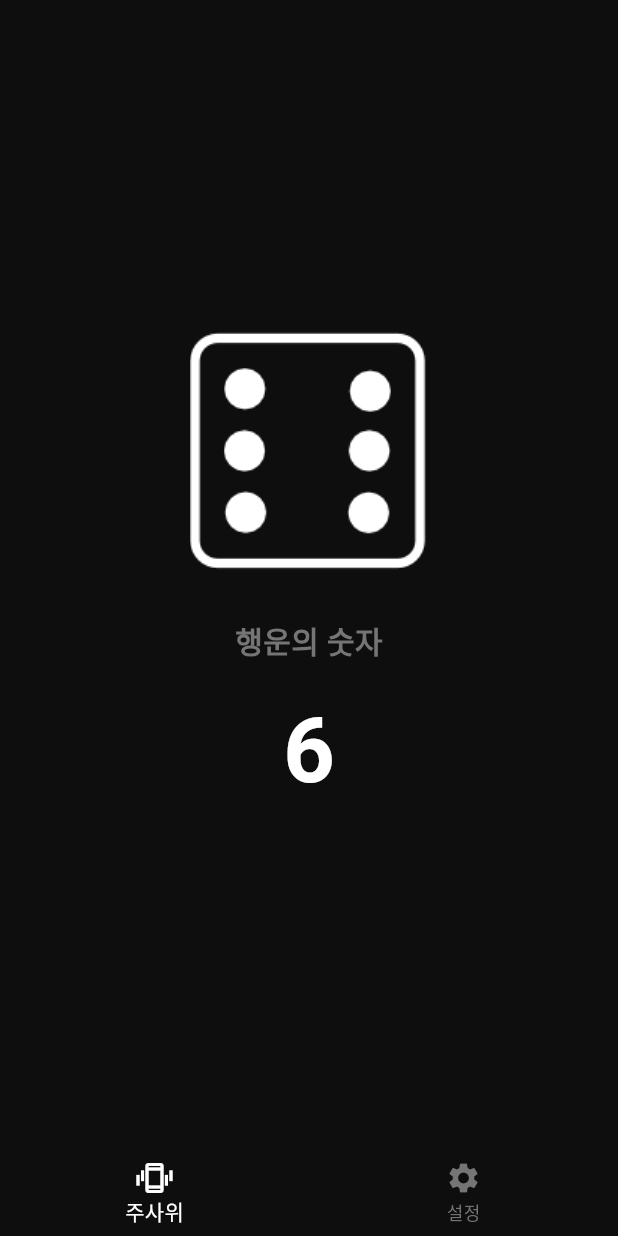
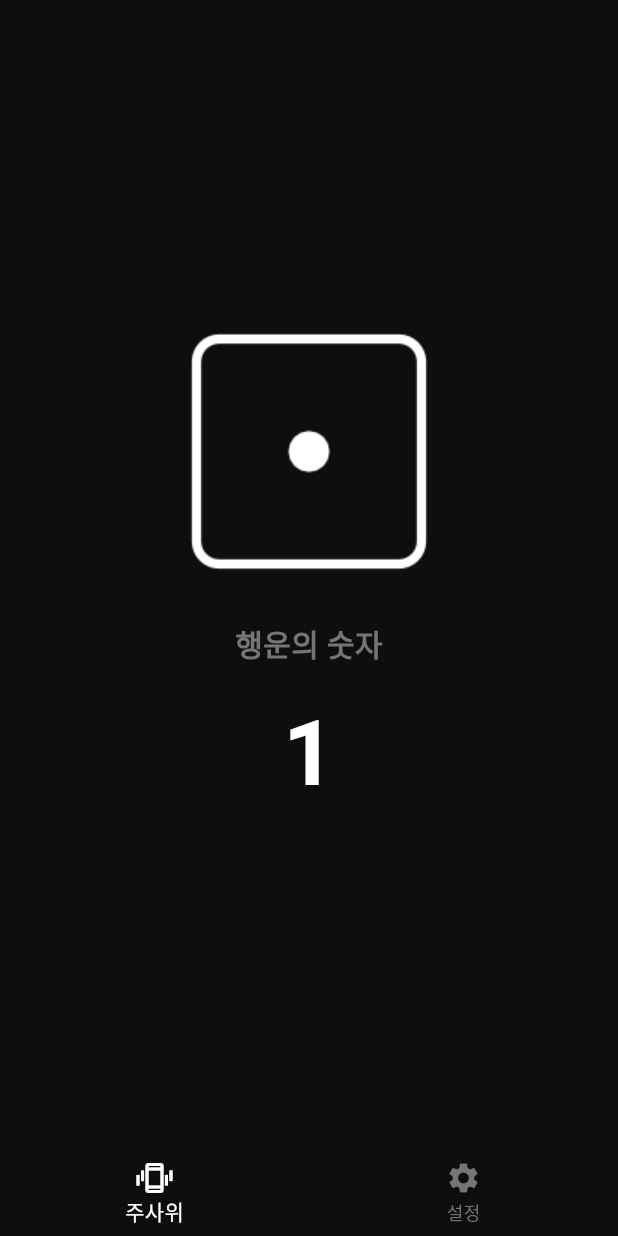
Before and after one commit to sunk-dev/flutter-study, a Flutter app: the screen it shows after launch, on a phone screen of 412 x 824 dp. Run offline on Flutter 3.47's test engine with Material 3 defaults, Android fonts, the phone set to English and light mode, and no system bars; our stand-ins replace webview_flutter; missing offline and left inert: shake.

```diff
--- a/random_dice/lib/screen/root_screen.dart
+++ b/random_dice/lib/screen/root_screen.dart
@@ -1,51 +1,66 @@
+import 'dart:math';
 
 import 'package:flutter/cupertino.dart';
 import 'package:flutter/material.dart';
 import 'package:random_dice/screen/home_screen.dart';
 import 'package:random_dice/screen/settings_screen.dart';
+import 'package:shake/shake.dart';
 
-class RootScreen extends StatefulWidget{
-  const RootScreen ({Key? key}):super(key: key);
-
+class RootScreen extends StatefulWidget {
+  const RootScreen({Key? key}) : super(key: key);
 
   @override
-  State<RootScreen> createState()=> _RootScreenState();
-
-
+  State<RootScreen> createState() => _RootScreenState();
 }
 
-class _RootScreenState extends State<RootScreen> with
-TickerProviderStateMixin{ //TickerProviderStateMixin 사용하기
+class _RootScreenState extends State<RootScreen> with TickerProviderStateMixin {
+  //TickerProviderStateMixin 사용하기
   TabController? controller; //사용할  TabController 선언
-  double threshold=2.7;
+  double threshold = 2.7;
+  int number = 1; //주사위 숫자
+  ShakeDetector? shakeDetector;
 
   @override
-  void initState(){
+  void initState() {
     super.initState();
-    controller=TabController(length: 2, vsync: this); //컨트롤러 초기화
+    controller = TabController(length: 2, vsync: this); //컨트롤러 초기화
 
     // 컨트롤러 속성이 변경 될때마다 실행할 함수 등록
     controller!.addListener(tabListener);
+
+    shakeDetector = ShakeDetector.autoStart(
+      shakeSlopTimeMS: 100, //감지주기
+      shakeThresholdGravity: threshold, //감지 민감도
+      onPhoneShake: onPhoneShake, //감지후 실행 할 함수
+    );
   }
 
-  tabListener(){ //리스너로 사용할수 있는 함수
+  void onPhoneShake() {
+    final rand = new Random();
     setState(() {
-
+      number = rand.nextInt(5) + 1;
     });
   }
+
+  tabListener() {
+    //리스너로 사용할수 있는 함수
+    setState(() {});
+  }
+
   @override
   void dispose() {
     // TODO: implement dispose
     controller!.removeListener(tabListener); //리스너에 등록한 함수 취소
+    shakeDetector!.stopListening();
     super.dispose();
   }
-
 
   @override
   Widget build(BuildContext context) {
     // TODO: implement build
     return Scaffold(
-      body: TabBarView( //탭화면을 보여줄 위젯
+      body: TabBarView(
+        //탭화면을 보여줄 위젯
         controller: controller, //컨트롤러 등록
         children: renderChildren(),
       ),
@@ -55,38 +70,35 @@ TickerProviderStateMixin{ //TickerProviderStateMixin 사용하기
     throw UnimplementedError();
   }
 
-  List<Widget> renderChildren(){
+  List<Widget> renderChildren() {
     return [
       //홈스크린 불러와서 입력
-      HomeScreen(number:6),
-      SettingsScreen(
-          threshold: threshold,
-          onTresholdChange: onTresholdChange
-      ),
+      HomeScreen(number: number),
+      SettingsScreen(threshold: threshold, onTresholdChange: onTresholdChange),
     ];
   }
 
-  void onTresholdChange(double val){
+  void onTresholdChange(double val) {
     setState(() {
-      threshold=val;
+      threshold = val;
     });
   }
 
-  BottomNavigationBar renderBottomNavigation(){
+  BottomNavigationBar renderBottomNavigation() {
     //탭 네비게이션을 구현하는 위젯
     return BottomNavigationBar(
         //현재 화면에 랜더링되는 탭의 인덱스
         currentIndex: controller!.index,
-        onTap: (int index){
+        onTap: (int index) {
           setState(() {
             controller!.animateTo(index);
           });
         },
         items: [
-          BottomNavigationBarItem( //하단 탭바의 각 버튼 구현
+          BottomNavigationBarItem(
+            //하단 탭바의 각 버튼 구현
             icon: Icon(
               Icons.edgesensor_high_outlined,
-
             ),
             label: '주사위',
           ),
```
Lines whose indentation alone changed are shown as unchanged.
